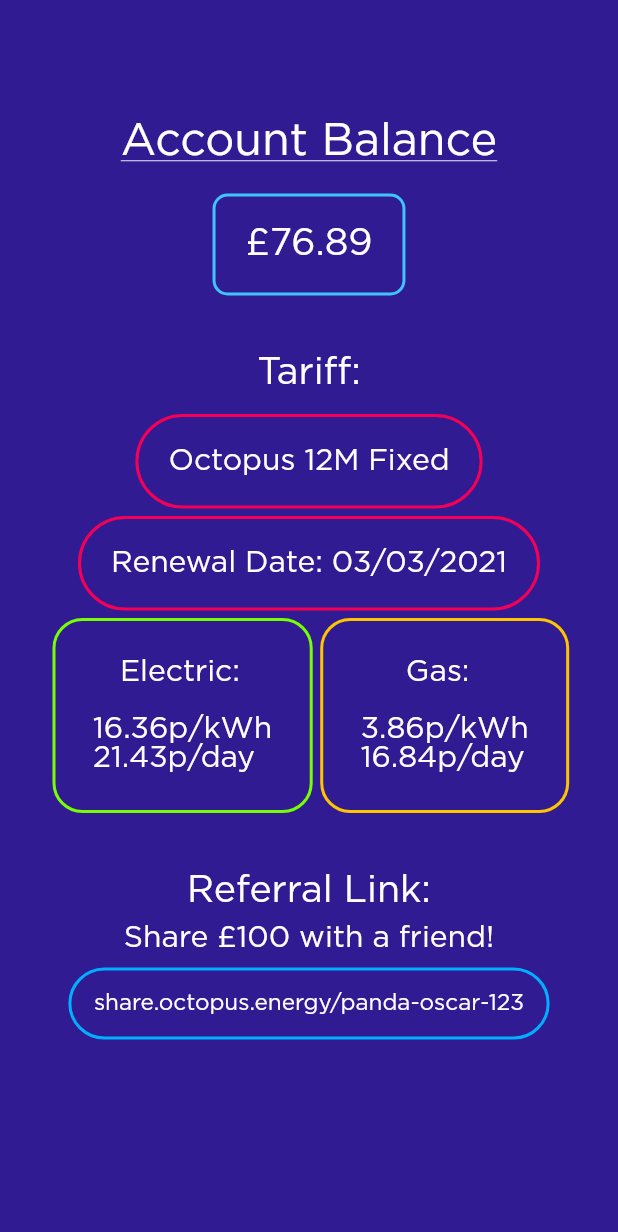
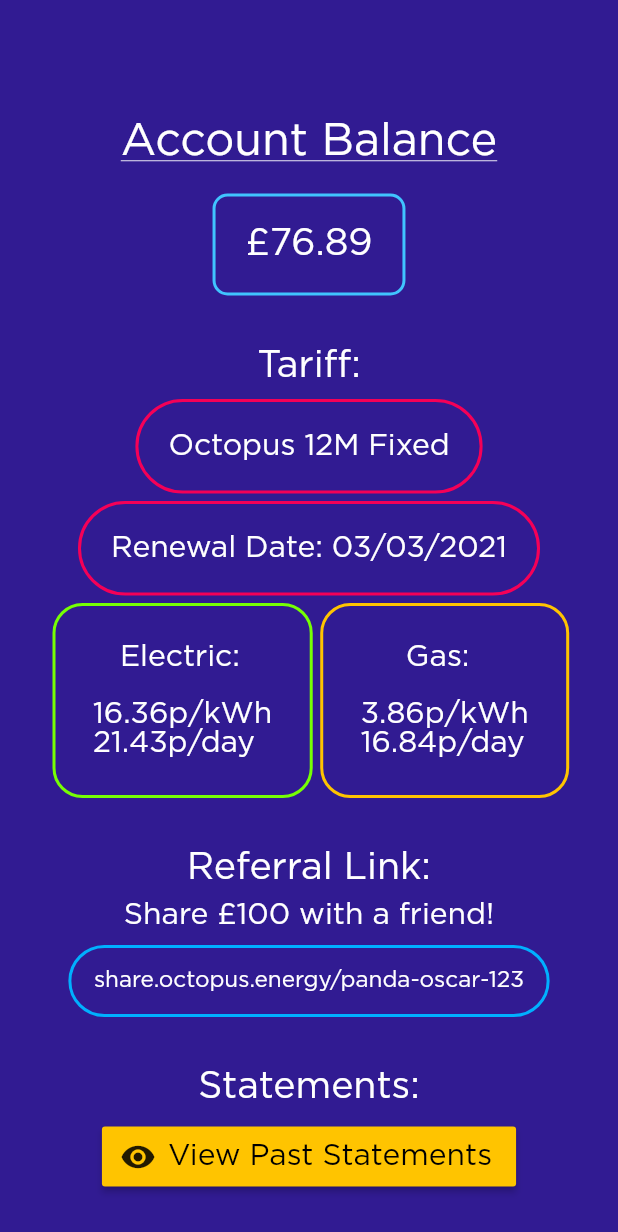
Before and after one commit to jagraj28/OctopusApp, a Flutter app: the Home screen opened by its route, on a phone screen of 412 x 824 dp. Shown: the top 1232 px of the screen. Run offline on Flutter 3.47's test engine with Material 2 defaults, Android fonts, the phone set to English and light mode, and no system bars; our stand-ins replace carousel_slider, curved_navigation_bar.

Commit message:
v2.9
Created statements page and routed

```diff
--- a/octopus_app/lib/main.dart
+++ b/octopus_app/lib/main.dart
@@ -5,6 +5,7 @@ import 'package:octopus_app/pages/readings.dart';
 import 'package:octopus_app/pages/bills.dart';
 import 'package:octopus_app/pages/account.dart';
 import 'package:octopus_app/pages/navigation.dart';
+import 'package:octopus_app/pages/home/statements.dart';
 import 'package:octopus_app/pages/readings/past_readings.dart';
 import 'package:octopus_app/pages/readings/confirm_readings.dart';
 import 'package:octopus_app/pages/bills/payment.dart';
@@ -14,8 +15,8 @@ import 'package:octopus_app/pages/bills/edit_schedule.dart';
 import 'package:octopus_app/pages/bills/edit_type.dart';
 import 'package:octopus_app/pages/account/edit_name.dart';
 import 'package:octopus_app/pages/account/edit_contact.dart';
+import 'package:octopus_app/pages/account/faq.dart';
 import 'package:octopus_app/pages/account/help_support.dart';
-import 'package:octopus_app/pages/account/faq.dart';
 
 void main() => runApp(MaterialApp(
   initialRoute: '/login',
@@ -24,6 +25,7 @@ void main() => runApp(MaterialApp(
     '/navigation': (context) => Navigation(),
 
     '/home': (context) => Home(),
+    '/statements': (context) => Statements(),
 
     '/readings': (context) => Readings(),
     '/past_readings': (context) => PastReadings(),
--- a/octopus_app/lib/pages/account.dart
+++ b/octopus_app/lib/pages/account.dart
@@ -231,7 +231,7 @@ class _AccountState extends State<Account> {
 
               Container(
                 child: Padding(
-                  padding: EdgeInsets.only(bottom: 20.0),
+                  padding: EdgeInsets.only(top: 3.0),
                   child: ButtonTheme(
                     height: 40.0,
                     child: RaisedButton.icon(
--- a/octopus_app/lib/pages/home.dart
+++ b/octopus_app/lib/pages/home.dart
@@ -59,7 +59,7 @@ class _HomeState extends State<Home> {
               ),
 
               Container(
-                margin: const EdgeInsets.only(top: 40.0),
+                margin: const EdgeInsets.only(top: 35.0),
                 child: Text(
                     'Tariff:',
                     style: TextStyle(
@@ -71,7 +71,7 @@ class _HomeState extends State<Home> {
               ),
 
               Container(
-                  margin: const EdgeInsets.only(top: 15.0),
+                  margin: const EdgeInsets.only(top: 10.0),
                   padding: const EdgeInsets.all(20.0),
                   decoration: BoxDecoration(
                     border: Border.all(
@@ -160,7 +160,7 @@ class _HomeState extends State<Home> {
               ),
 
               Container(
-                margin: const EdgeInsets.only(top: 40.0),
+                margin: const EdgeInsets.only(top: 35.0),
                 child: Text(
                     'Referral Link:',
                     style: TextStyle(
@@ -203,6 +203,42 @@ class _HomeState extends State<Home> {
                 ),
               ),
 
+              Container(
+                margin: const EdgeInsets.only(top: 35.0),
+                child: Text(
+                    'Statements:',
+                    style: TextStyle(
+                      fontSize: 25.0,
+                      fontFamily: 'Gotham',
+                      color: Colors.white,
+                    ),
+                  ),
+              ),
+
+              Container(
+                child: Padding(
+                  padding: EdgeInsets.only(top: 10.0, bottom: 20.0),
+                  child: ButtonTheme(
+                    height: 40.0,
+                    child: RaisedButton.icon(
+                      onPressed: () {
+                        Navigator.pushNamed(context, '/statements');
+                      },
+                      icon: Icon(Icons.remove_red_eye),
+                      color: Colors.amberAccent[400],
+                      label: Text(
+                        'View Past Statements',
+                        style: TextStyle(
+                          color: Colors.black,
+                          fontSize: 20.0,
+                          fontFamily: 'Gotham',
+                        ),
+                      ),
+                    ),
+                  ),
+                ),
+              ),
+
             ],
           ),
         ),
--- a/octopus_app/lib/pages/login.dart
+++ b/octopus_app/lib/pages/login.dart
@@ -126,7 +126,7 @@ class _LoginState extends State<Login> {
             Container(
               child: Center(
                 child: Padding(
-                  padding: EdgeInsets.only(top: 20.0),
+                  padding: EdgeInsets.only(top: 25.0),
                   child: Text(
                     'Forgot Password?',
                     style: TextStyle(
--- a/octopus_app/lib/pages/readings.dart
+++ b/octopus_app/lib/pages/readings.dart
@@ -41,7 +41,7 @@ class _ReadingsState extends State<Readings> {
 
               Container(
                 child: Padding(
-                  padding: EdgeInsets.only(top: 40.0),
+                  padding: EdgeInsets.only(top: 30.0),
                   child: Text(
                     'Electric',
                     style: TextStyle(
@@ -200,7 +200,7 @@ class _ReadingsState extends State<Readings> {
 
               Container(
                 child: Padding(
-                  padding: EdgeInsets.only(top: 165.0),
+                  padding: EdgeInsets.only(top: 169.0),
                   child: ButtonTheme(
                     height: 40.0,
                     child: RaisedButton.icon(
```
Also changed, not shown: octopus_app/lib/pages/home/statements.dart (added, +109 -0 lines).
